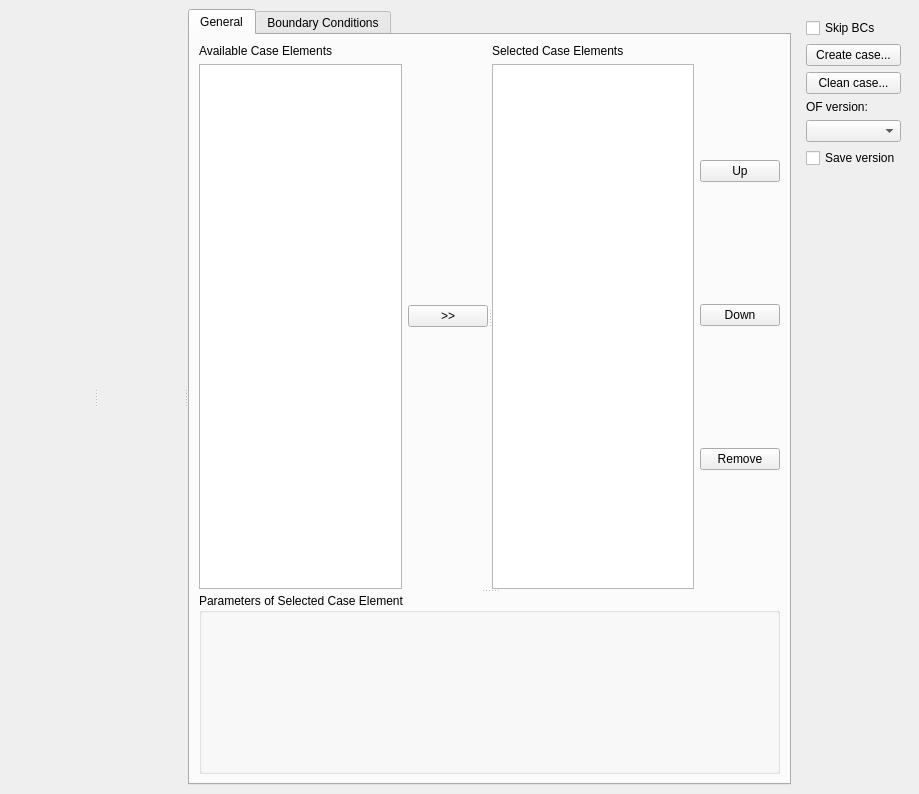
Qt form src/extensions/openfoam/isutils/isofCaseBuilder/isofcasebuilderwindow.ui (hkroeger/insightcae) before a commit.
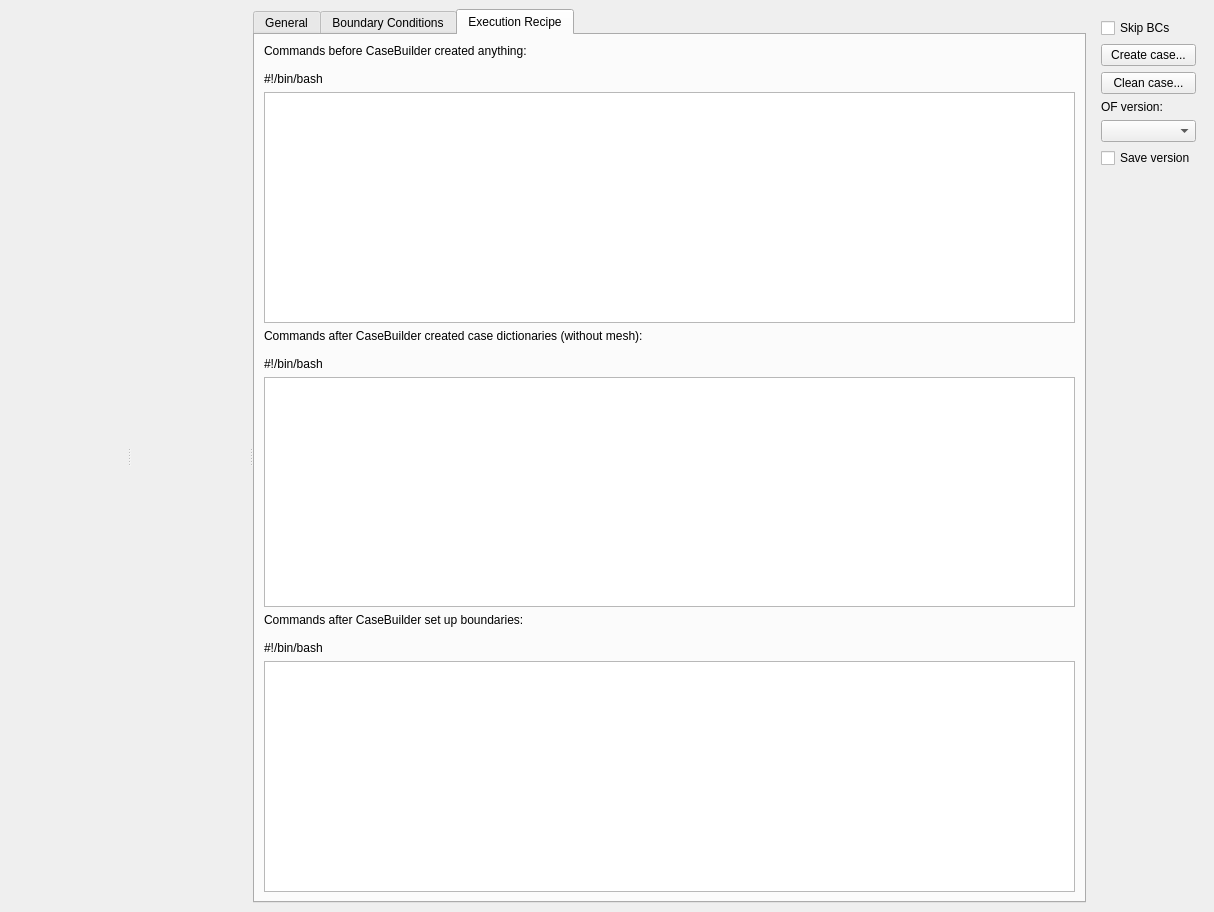
The same form after that commit. The open tabs and pages were chosen to show the change. Custom widgets are drawn as their Qt base class.

Commit message: gui elements for entering exec recipes added

What changed in the file:
```diff
--- a/src/extensions/openfoam/isutils/isofCaseBuilder/isofcasebuilderwindow.ui
+++ b/src/extensions/openfoam/isutils/isofCaseBuilder/isofcasebuilderwindow.ui
@@ -6,8 +6,8 @@
    <rect>
     <x>0</x>
     <y>0</y>
-    <width>919</width>
-    <height>794</height>
+    <width>1214</width>
+    <height>912</height>
    </rect>
   </property>
   <property name="sizePolicy">
@@ -326,6 +326,43 @@
          </item>
         </layout>
        </widget>
+       <widget class="QWidget" name="recipe_tab">
+        <attribute name="title">
+         <string>Execution Recipe</string>
+        </attribute>
+        <layout class="QVBoxLayout" name="verticalLayout">
+         <item>
+          <widget class="QLabel" name="label_6">
+           <property name="text">
+            <string>Commands before CaseBuilder created anything:&lt;br&gt;&lt;br&gt;#!/bin/bash</string>
+           </property>
+          </widget>
+         </item>
+         <item>
+          <widget class="QPlainTextEdit" name="script_pre"/>
+         </item>
+         <item>
+          <widget class="QLabel" name="label_7">
+           <property name="text">
+            <string>Commands after CaseBuilder created case dictionaries (without mesh):&lt;br&gt;&lt;br&gt;#!/bin/bash</string>
+           </property>
+          </widget>
+         </item>
+         <item>
+          <widget class="QPlainTextEdit" name="script_mesh"/>
+         </item>
+         <item>
+          <widget class="QLabel" name="label_8">
+           <property name="text">
+            <string>Commands after CaseBuilder set up boundaries:&lt;br&gt;&lt;br&gt;#!/bin/bash</string>
+           </property>
+          </widget>
+         </item>
+         <item>
+          <widget class="QPlainTextEdit" name="script_case"/>
+         </item>
+        </layout>
+       </widget>
       </widget>
      </widget>
     </item>
```
The commit also changes 4 other files.
